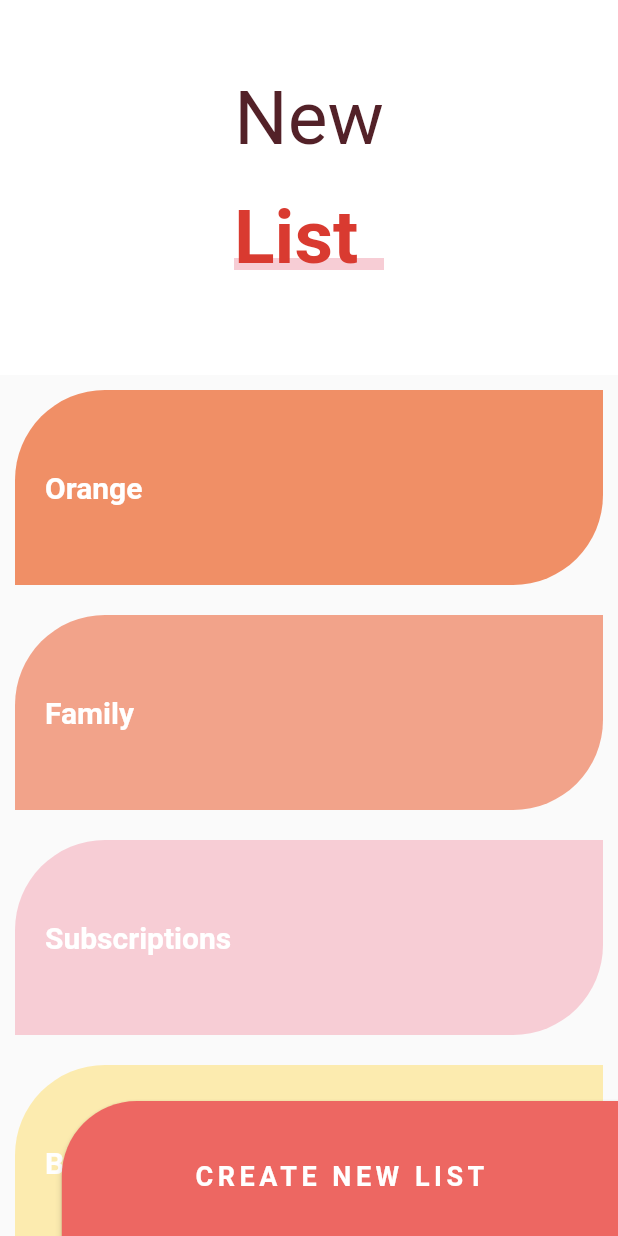
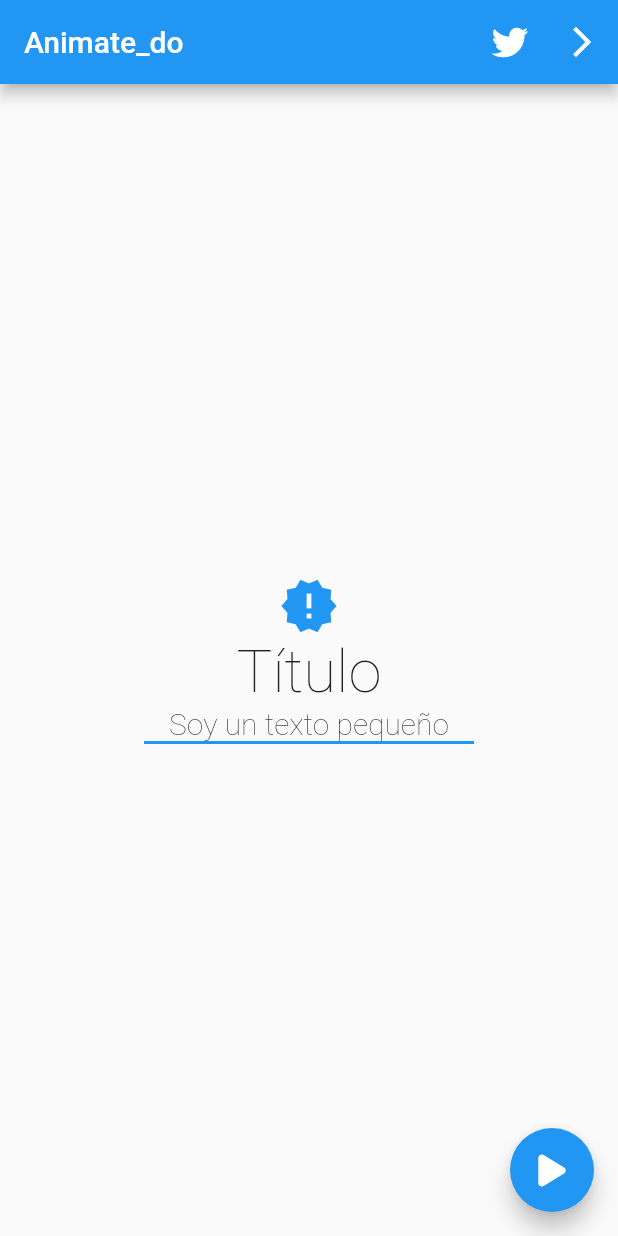
Before and after one commit to laubrener/design_animations, a Flutter app: the screen it shows after launch, on a phone screen of 412 x 824 dp. Run offline on Flutter 3.47's test engine with Material 2 defaults, Android fonts, the phone set to English and light mode, and no system bars; our stand-ins replace animate_do, flutter_svg, font_awesome_flutter.

Commit message:
animate_do

```diff
--- a/lib/main.dart
+++ b/lib/main.dart
@@ -1,5 +1,6 @@
-import 'package:design/pages/sliver_list_page.dart';
+import 'package:design/pages/animate_do/pagina1.dart';
 import 'package:flutter/material.dart';
+// import 'package:design/pages/sliver_list_page.dart';
 // import 'package:design/pages/emergency_page.dart';
 // import 'package:design/pages/pinterest_page.dart';
 // import 'package:design/pages/slideshow_page.dart';
@@ -24,7 +25,7 @@ class MyApp extends StatelessWidget {
       theme: ThemeData(
         primarySwatch: Colors.blue,
       ),
-      home: const SliverListPage(),
+      home: const Pagina1Page(),
     );
   }
 }
--- /dev/null
+++ b/lib/pages/animate_do/pagina1.dart
@@ -0,0 +1,83 @@
+import 'package:animate_do/animate_do.dart';
+import 'package:flutter/cupertino%20(2).dart';
+import 'package:flutter/material.dart';
+import 'package:font_awesome_flutter/font_awesome_flutter.dart';
+
+class Pagina1Page extends StatelessWidget {
+  const Pagina1Page({Key? key}) : super(key: key);
+
+  @override
+  Widget build(BuildContext context) {
+    return Scaffold(
+      appBar: AppBar(
+        title: FadeIn(
+            delay: const Duration(milliseconds: 500),
+            child: const Text('Animate_do')),
+        actions: [
+          IconButton(
+            onPressed: () {},
+            icon: const FaIcon(FontAwesomeIcons.twitter),
+          ),
+          IconButton(
+            onPressed: () {
+              Navigator.push(
+                context,
+                CupertinoPageRoute(
+                    builder: (BuildContext context) => const Pagina1Page()),
+              );
+            },
+            icon: SlideInLeft(
+              from: 40,
+              child: const Icon(Icons.arrow_forward_ios),
+            ),
+          ),
+        ],
+      ),
+      floatingActionButton: ElasticInRight(
+        child: FloatingActionButton(
+          onPressed: () {},
+          child: const FaIcon(
+            FontAwesomeIcons.play,
+          ),
+        ),
+      ),
+      body: Center(
+        child: Column(
+          mainAxisAlignment: MainAxisAlignment.center,
+          children: [
+            ElasticIn(
+              delay: const Duration(milliseconds: 1100),
+              child: const Icon(
+                Icons.new_releases,
+                color: Colors.blue,
+                size: 40,
+              ),
+            ),
+            FadeInDown(
+              delay: const Duration(milliseconds: 200),
+              child: const Text(
+                'Título',
+                style: TextStyle(fontSize: 40, fontWeight: FontWeight.w200),
+              ),
+            ),
+            FadeInDown(
+              delay: const Duration(milliseconds: 800),
+              child: const Text(
+                'Soy un texto pequeño',
+                style: TextStyle(fontSize: 20, fontWeight: FontWeight.w200),
+              ),
+            ),
+            FadeInLeft(
+              delay: const Duration(milliseconds: 1100),
+              child: Container(
+                width: 220,
+                height: 2,
+                color: Colors.blue,
+              ),
+            )
+          ],
+        ),
+      ),
+    );
+  }
+}
```
